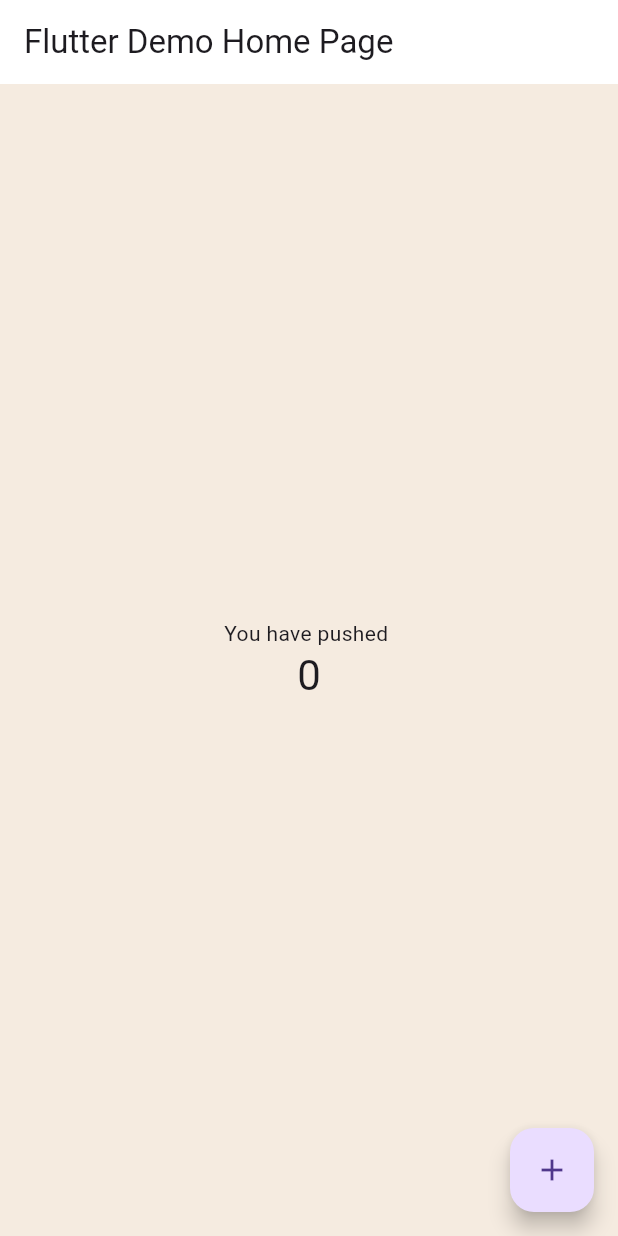
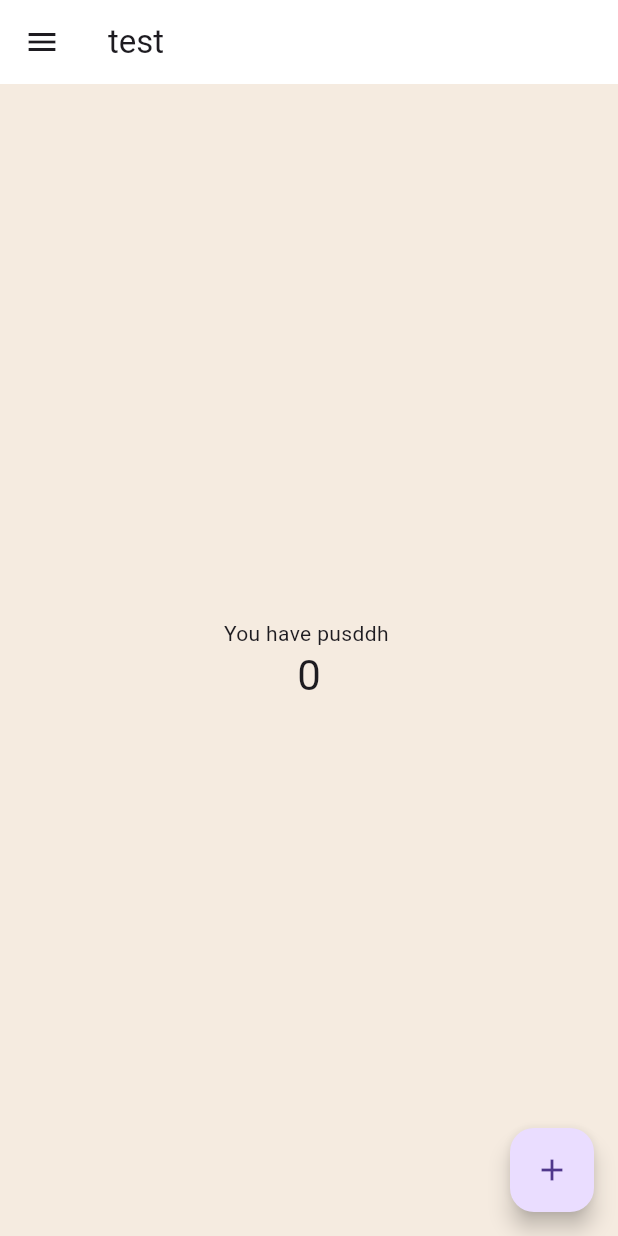
Before and after one commit to AwngkuHaris/Hackathon, a Flutter app: the screen it shows after launch, on a phone screen of 412 x 824 dp. Run offline on Flutter 3.47's test engine with Material 3 defaults, Android fonts, the phone set to English and light mode, and no system bars.

Commit message:
Added drawer/menu

```diff
--- a/lib/main.dart
+++ b/lib/main.dart
@@ -40,17 +40,76 @@ class _MyHomePageState extends State<MyHomePage> {
   @override
   Widget build(BuildContext context) {
     return Scaffold(
+
       backgroundColor: Color(0XFFF5EBE0),
+
+      drawer: Drawer(
+        backgroundColor: Color(0XFFF5EBE0),
+        child: ListView(
+          padding: EdgeInsets.zero,
+          children: [
+            const DrawerHeader(
+              decoration: BoxDecoration(
+                color: Colors.white,
+              ),
+              child: Center(child: Text("test", style: TextStyle(fontSize: 30),)),
+              ),
+
+              SizedBox(height: 20,),
+
+              Container(
+                decoration: BoxDecoration(border: Border.all(color: Colors.black)),
+                child: ListTile(
+                  tileColor: Colors.white,
+                  title: Center(child: Text("Home")),
+                ),
+              ),
+
+              SizedBox(height: 20,),
+
+               Container(
+                decoration: BoxDecoration(border: Border.all(color: Colors.black)),
+                 child: ListTile(
+                  tileColor: Colors.white,
+                  title: Center(child: Text("Subscribe")),
+                               ),
+               ),
+
+              SizedBox(height: 20,),
+
+               Container(
+                decoration: BoxDecoration(border: Border.all(color:Colors.black)),
+                 child: ListTile(
+                  tileColor: Colors.white,
+                  title: Center(child: Text("Option 3")),
+                               ),
+               ),
+
+              SizedBox(height: 20,),
+
+              Container(
+                decoration: BoxDecoration(border: Border.all(color: Colors.black)),
+                child: ListTile(
+                  tileColor: Colors.white,
+                  title: Center(child: Text("Option 4")),
+                ),
+              ),
+
+          ],
+        ),
+        ),
+
       appBar: AppBar(
         backgroundColor: Colors.white,
-        title: Text(widget.title),
+        title:Text("test"),
       ),
+
       body: Center(
         child: Column(
           mainAxisAlignment: MainAxisAlignment.center,
           children: <Widget>[
             const Text(
-              'You have pushed ',
+              'You have pusddh ',
             ),
             Text(
               '$_counter',
@@ -59,6 +118,7 @@ class _MyHomePageState extends State<MyHomePage> {
           ],
         ),
       ),
+
       floatingActionButton: FloatingActionButton(
         onPressed: _incrementCounter,
         tooltip: 'Increment',
```
